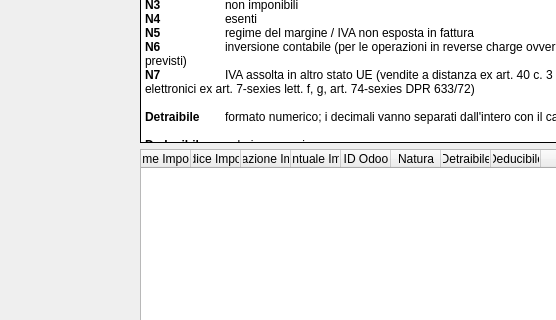
Before: the Qt Designer form addons/omnia_spesometro/ui_spesometro/main_window.ui in OmniaSolutions/odooAddons, drawn with Qt 5; both pictures show x 0 to 556 and y 508 to 828 of the 1193 by 940 pixel window.
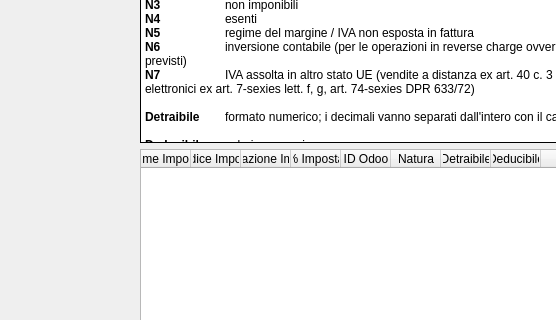
After: the same form once the commit is applied.

Commit message: IMP:	- Saved tax changes and restored

```diff
--- a/addons/omnia_spesometro/ui_spesometro/main_window.ui
+++ b/addons/omnia_spesometro/ui_spesometro/main_window.ui
@@ -419,7 +419,7 @@
                    </column>
                    <column>
                     <property name="text">
-                     <string>Percentuale Imposta</string>
+                     <string>% Imposta</string>
                     </property>
                    </column>
                    <column>
```
The commit also changes 1 other file.
